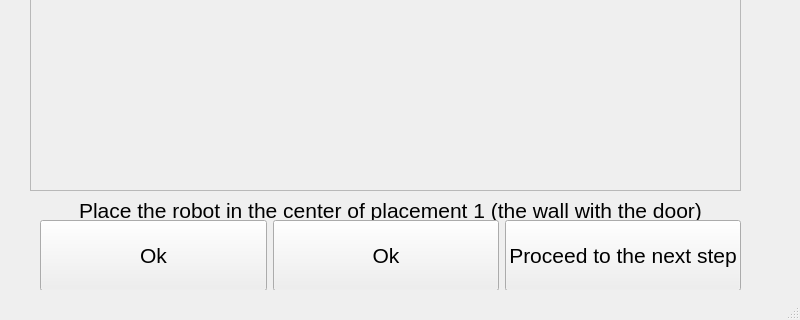
Qt form newui_Greyform/UI_Design/greyform_sweefeng.ui (mokzhizhuan/GreyForm_UIs) before a commit; both pictures show x 0 to 800 and y 280 to 600 of the 800 by 600 pixel window.
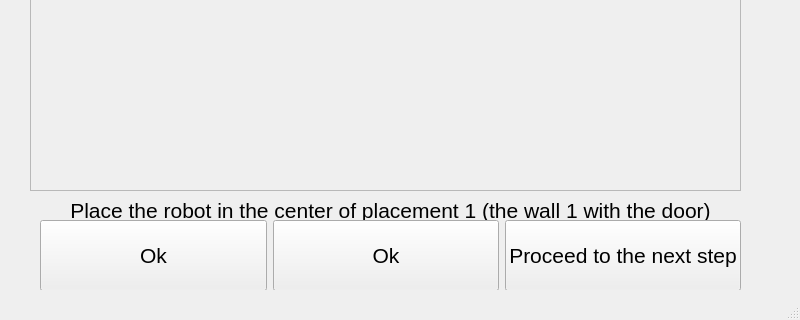
The same form after that commit.

The edit to the form file:
```diff
--- a/newui_Greyform/UI_Design/greyform_sweefeng.ui
+++ b/newui_Greyform/UI_Design/greyform_sweefeng.ui
@@ -44,7 +44,7 @@
        </font>
       </property>
       <property name="text">
-       <string>Place the robot in the center of placement 1 (the wall with the door)</string>
+       <string>Place the robot in the center of placement 1 (the wall 1 with the door)</string>
       </property>
       <property name="alignment">
        <set>Qt::AlignCenter</set>
```
